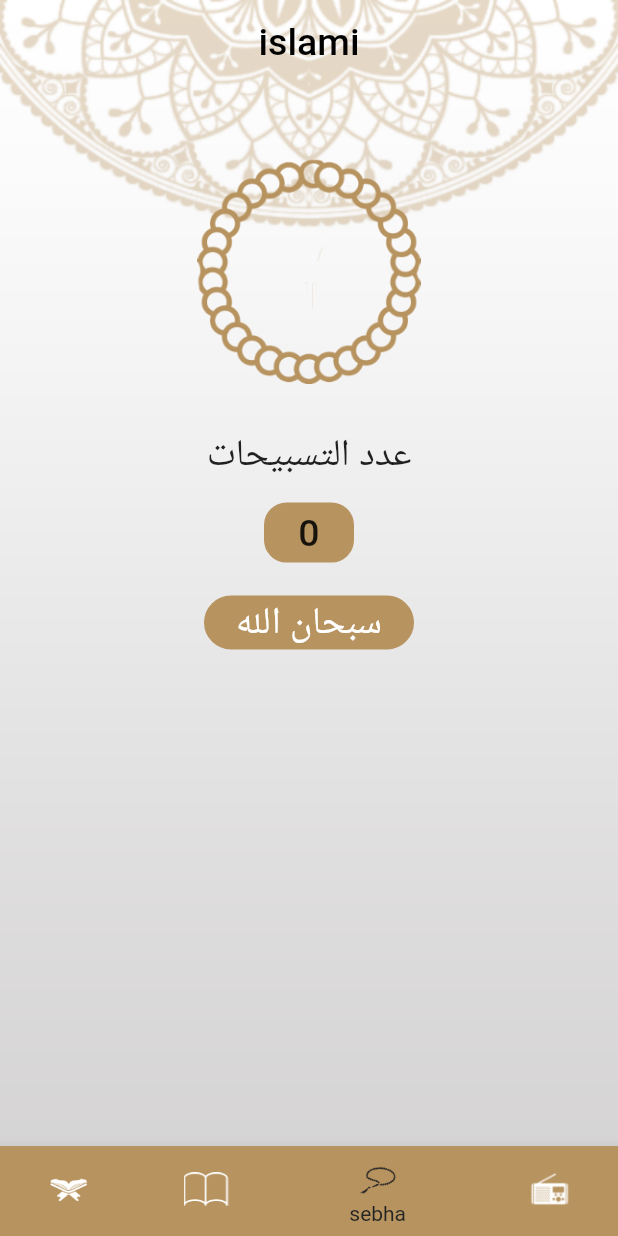
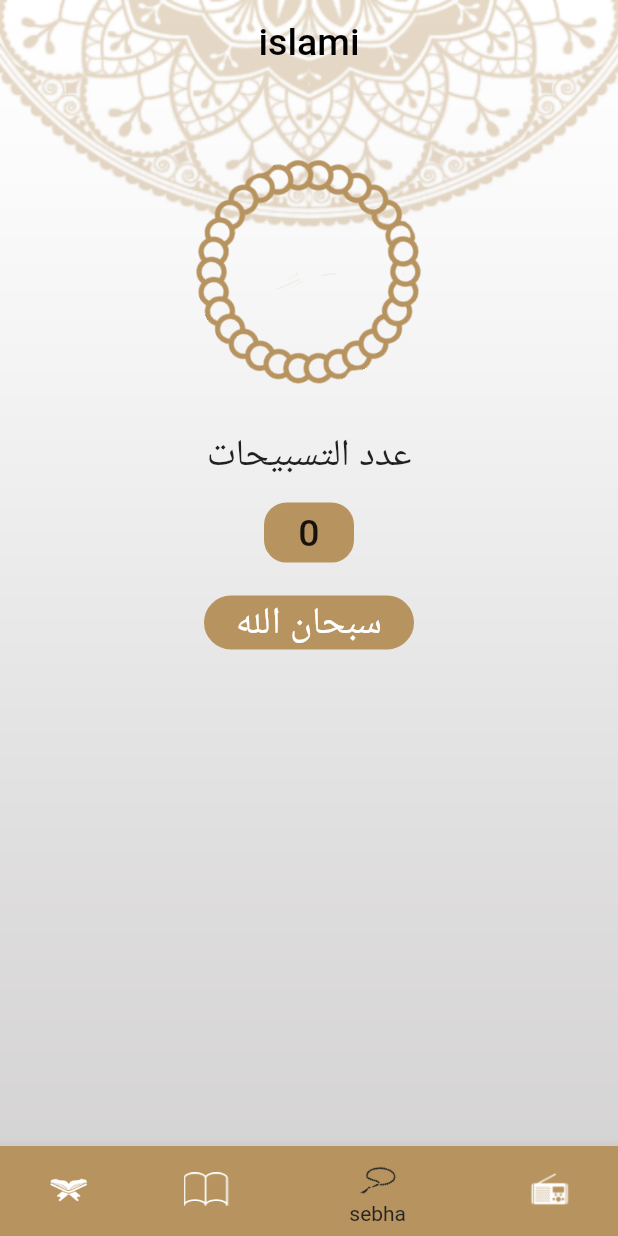
Before and after one commit to m3rof/islami_flutter, a Flutter app: the screen it shows after launch, item 3 of the bottom bar chosen, on a phone screen of 412 x 824 dp. Run offline on Flutter 3.47's test engine with Material 2 defaults, Android fonts, the phone set to English and light mode, and no system bars.

Commit message:
add transform.rotate to angle

```diff
--- a/lib/home/sebha/Sebha.dart
+++ b/lib/home/sebha/Sebha.dart
@@ -9,6 +9,7 @@ class Sebha extends StatefulWidget {
 class _SebhaState extends State<Sebha> {
 String counter='0';
 String tasbih='سبحان الله';
+double angle=20;
 
   @override
   Widget build(BuildContext context) {
@@ -21,7 +22,9 @@ String tasbih='سبحان الله';
 
             InkWell(
               onTap:IncreaseCounter,
-              child: Image.asset('assets/images/body_sebha_logo.png',width: 150,height: 150,),
+              child: Transform.rotate(
+                  angle: angle,
+                  child: Image.asset('assets/images/body_sebha_logo.png',width: 150,height: 150,)),
             ),
             SizedBox(height: 30,),
             Text('عدد التسبيحات',style: TextStyle(fontSize: 25,fontWeight: FontWeight.w500),),
@@ -66,6 +69,7 @@ String tasbih='سبحان الله';
    counterint++;
    counter=counterint.toString();
    TasbihString();
+   angle=angle*20;
    setState(() {});
   }
   void TasbihString(){
```
